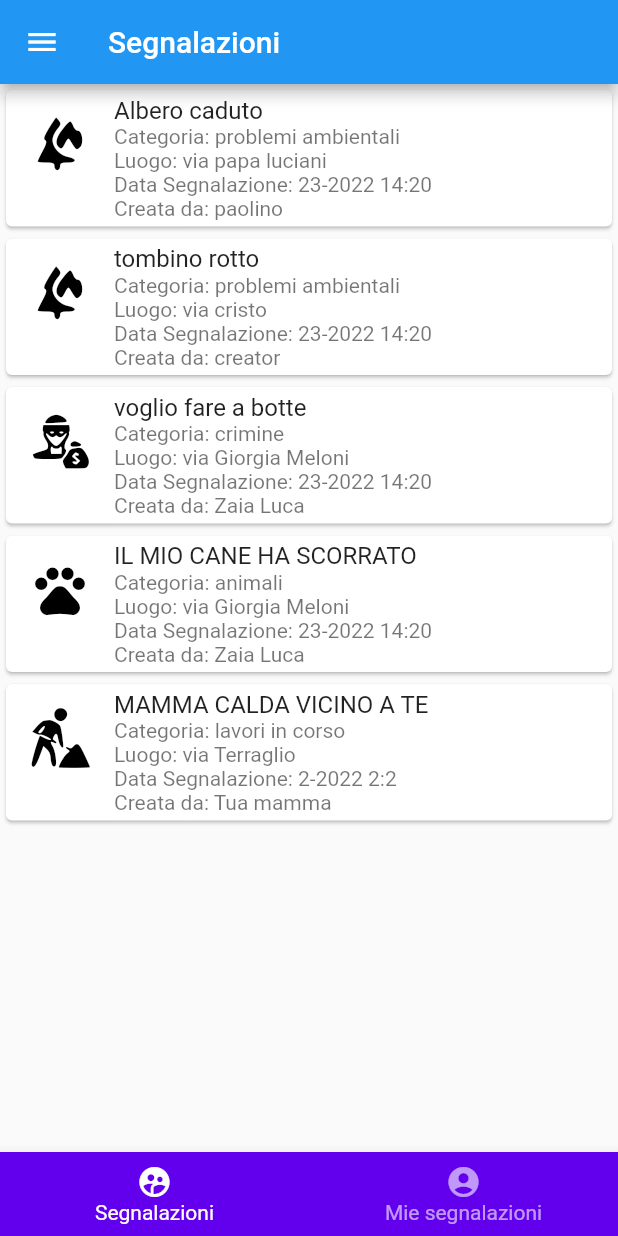
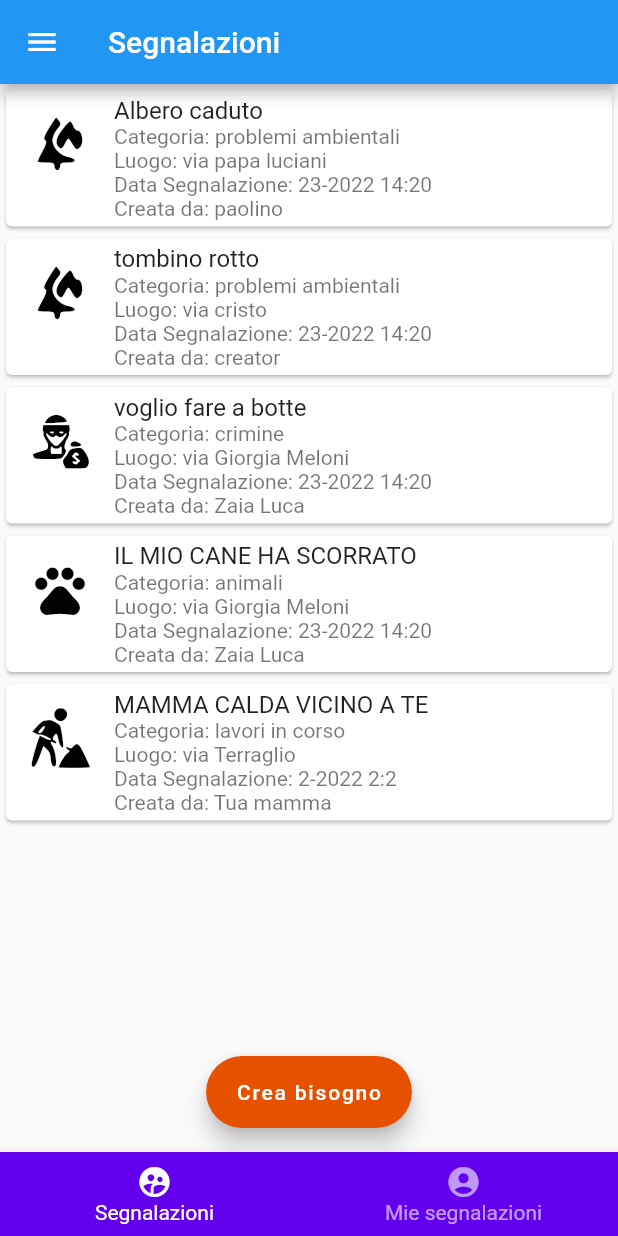
Before and after one commit to SartoriS886809/IngegneriaDelSoftware_2022-2023, a Flutter app: the screen it shows after launch, after a tap on "Segnalazioni", on a phone screen of 412 x 824 dp. Run offline on Flutter 3.47's test engine with Material 2 defaults, Android fonts, the phone set to English and light mode, and no system bars; our stand-ins replace dropdown_search; missing offline and left inert: dart:ffi.

Commit message:
creata create_report.dart e aggiunto il FAB
modificato core.dart: i parametri di ReportPage()

```diff
--- a/app_android/friendly_neighborhood/lib/core/core.dart
+++ b/app_android/friendly_neighborhood/lib/core/core.dart
@@ -69,12 +69,14 @@ class _CoreState extends State<Core> {
             routes: _routes);
       case "Segnalazioni":
         _setFloatingButton(null);
-        return ReportPage(navCallback: ((bnb) => _setNavigationBar(bnb)));
+        return ReportPage(
+            navCallback: ((bnb) => _setNavigationBar(bnb)),
+            fabCallback: ((fab) => _setFloatingButton(fab)));
       case "Bisogni":
         _setFloatingButton(null);
         return NeedPage(
-          navCallback: ((bnb) => _setNavigationBar(bnb)),
-          fabCallback: ((fab) => _setFloatingButton(fab)));
+            navCallback: ((bnb) => _setNavigationBar(bnb)),
+            fabCallback: ((fab) => _setFloatingButton(fab)));
       case "Servizi":
         return ServicePage(
             navCallback: ((bnb) => _setNavigationBar(bnb)),
--- a/app_android/friendly_neighborhood/lib/core/report/report_page.dart
+++ b/app_android/friendly_neighborhood/lib/core/report/report_page.dart
@@ -2,12 +2,15 @@ import 'package:flutter/material.dart';
 import 'package:friendly_neighborhood/core/core.dart';
 import 'package:friendly_neighborhood/core/report/neighbours_reports.dart';
 import 'package:friendly_neighborhood/core/report/my_reports.dart';
+import 'package:friendly_neighborhood/core/report/create_report.dart';
 
 //gli StatefulWidget devono essere gestiti con due classi, una per il widget ed una privata per lo stato
 class ReportPage extends StatefulWidget {
   final NavigationBarCallback navCallback;
+  final FloatingCallback fabCallback;
 
-  const ReportPage({super.key, required this.navCallback});
+  const ReportPage(
+      {super.key, required this.fabCallback, required this.navCallback});
 
   @override
   State<ReportPage> createState() => _ReportPageState();
@@ -36,9 +39,21 @@ class _ReportPageState extends State<ReportPage> {
     bnb = _createBottomNavigationBar();
     //TODO TEMPORANEO
     _currentPage = pagesWidgets[0];
+    _createNewReport = FloatingActionButton.extended(
+      onPressed: () {
+        Navigator.push(
+          context,
+          MaterialPageRoute(builder: (context) => CreationReport()),
+        );
+      },
+      label: const Text('Crea bisogno'),
+      backgroundColor: Colors.orange[900],
+    );
+
     //Il metodo viene invocato una volta finito il build
     WidgetsBinding.instance.addPostFrameCallback((_) {
       widget.navCallback(bnb);
+      widget.fabCallback(_createNewReport);
     });
   }
 
```
Also changed, not shown: app_android/friendly_neighborhood/lib/core/report/create_report.dart (added, +32 -0 lines).
